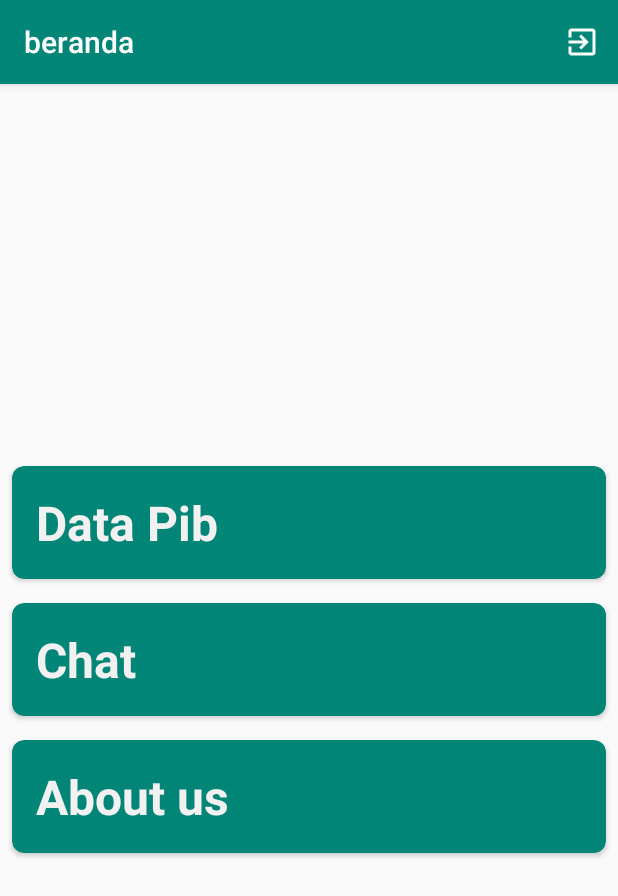
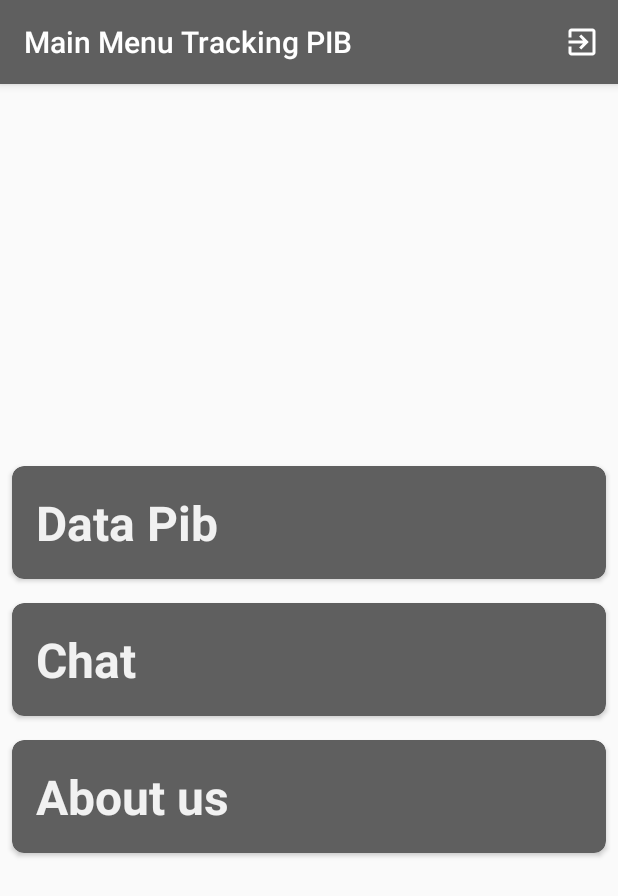
Before and after one commit to agung-ap/tracking-pib, an Android app: the screen it shows after launch once a user with an empty profile is signed in (MainActivity), on a phone screen of 412 x 824 dp. Shown: the top 896 px of the screen. Run offline under Robolectric (Android 15) with nearby library versions, the phone set to English and light mode, and no system bars; our stand-ins replace Firebase (no records; nobody signed in at launch, a user with empty details on screens opened directly).

Commit message:
Name Bar

```diff
--- a/app/src/main/java/id/developer/trackingpib/ChatRoom.java
+++ b/app/src/main/java/id/developer/trackingpib/ChatRoom.java
@@ -53,7 +53,7 @@ public class ChatRoom extends AppCompatActivity {
     protected void onCreate(Bundle savedInstanceState) {
         super.onCreate(savedInstanceState);
         setContentView(R.layout.activity_chat_room);
-        getSupportActionBar().setTitle("chat room");
+        getSupportActionBar().setTitle("Ruang Chat");
 
         auth = FirebaseAuth.getInstance();
         database = FirebaseDatabase.getInstance();
--- a/app/src/main/java/id/developer/trackingpib/MainActivity.java
+++ b/app/src/main/java/id/developer/trackingpib/MainActivity.java
@@ -36,7 +36,7 @@ public class MainActivity extends AppCompatActivity {
     protected void onCreate(Bundle savedInstanceState) {
         super.onCreate(savedInstanceState);
         setContentView(R.layout.activity_main);
-        getSupportActionBar().setTitle("beranda");
+        getSupportActionBar().setTitle("Main Menu Tracking PIB");
 
         preferences = this.getSharedPreferences(getString(R.string.CREDENTIAL), Context.MODE_PRIVATE);
         userStatus = preferences.getString(getString(R.string.GET_USER_STATUS),null);
--- a/app/src/main/res/layout/chat_list.xml
+++ b/app/src/main/res/layout/chat_list.xml
@@ -18,7 +18,7 @@
         android:layout_width="match_parent"
         android:layout_marginLeft="8dp"
         android:layout_marginRight="8dp"
-        android:layout_height="2dp"
+        android:layout_height="1dp"
         android:background="#212121"/>
 
 </LinearLayout>
--- a/app/src/main/res/values/colors.xml
+++ b/app/src/main/res/values/colors.xml
@@ -1,6 +1,6 @@
 <?xml version="1.0" encoding="utf-8"?>
 <resources>
-    <color name="colorPrimary">#008577</color>
-    <color name="colorPrimaryDark">#00574B</color>
+    <color name="colorPrimary">#5F5F5F</color>
+    <color name="colorPrimaryDark">#2D4766</color>
     <color name="colorAccent">#D81B60</color>
 </resources>
```
